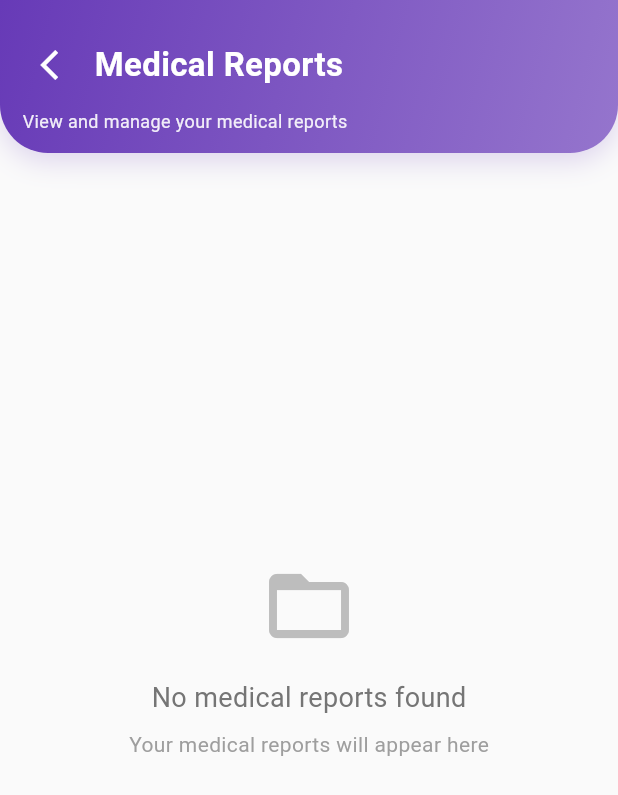
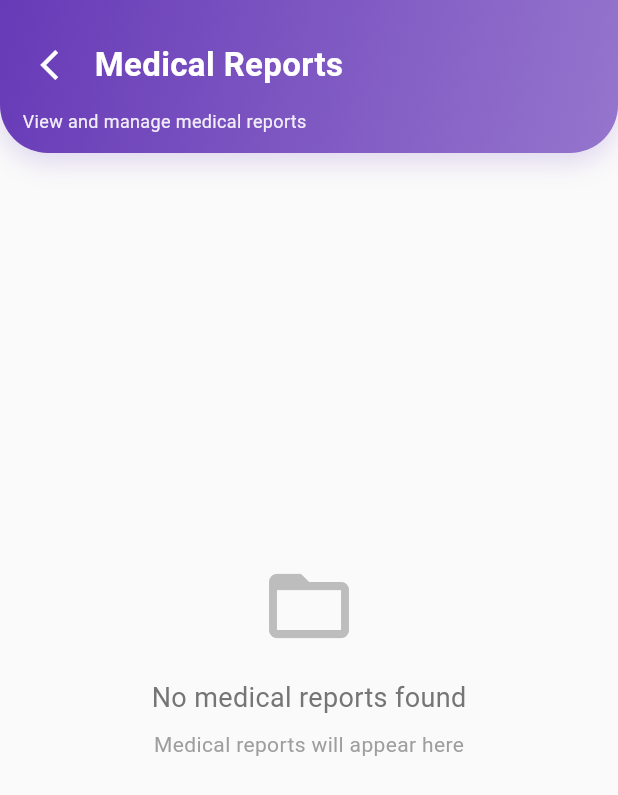
Before and after one commit to chewsinai02/fyp_patient_v1, a Flutter app: the ReportsPage screen opened directly with empty values, on a phone screen of 412 x 824 dp. Shown: the top 795 px of the screen. Run offline on Flutter 3.47's test engine with Material 3 defaults, Android fonts, the phone set to English and light mode, and no system bars; our stand-ins replace cached_network_image, cloud_firestore, file_picker, firebase_auth, firebase_core, firebase_database and 10 more; missing offline and left inert: bcrypt, dotenv, firebase_app_check, mailer, mysql1; accounts and stored records are empty.

```diff
--- a/lib/pages/reports_page.dart
+++ b/lib/pages/reports_page.dart
@@ -90,7 +90,7 @@ class _ReportsPageState extends State<ReportsPage> {
                     ),
                     const SizedBox(height: 8),
                     Text(
-                      'View and manage your medical reports',
+                      'View and manage medical reports',
                       style: TextStyle(
                         color: Colors.white.withOpacity(0.9),
                         fontSize: 12,
@@ -164,7 +164,7 @@ class _ReportsPageState extends State<ReportsPage> {
                             ),
                             const SizedBox(height: 8),
                             Text(
-                              'Your medical reports will appear here',
+                              'Medical reports will appear here',
                               style: TextStyle(
                                 fontSize: 14,
                                 color: Colors.grey[500],
```
